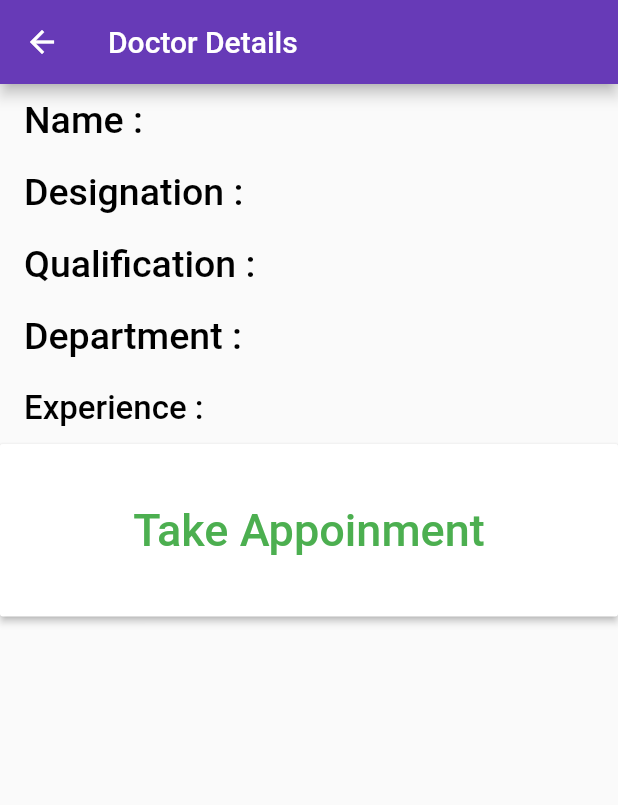
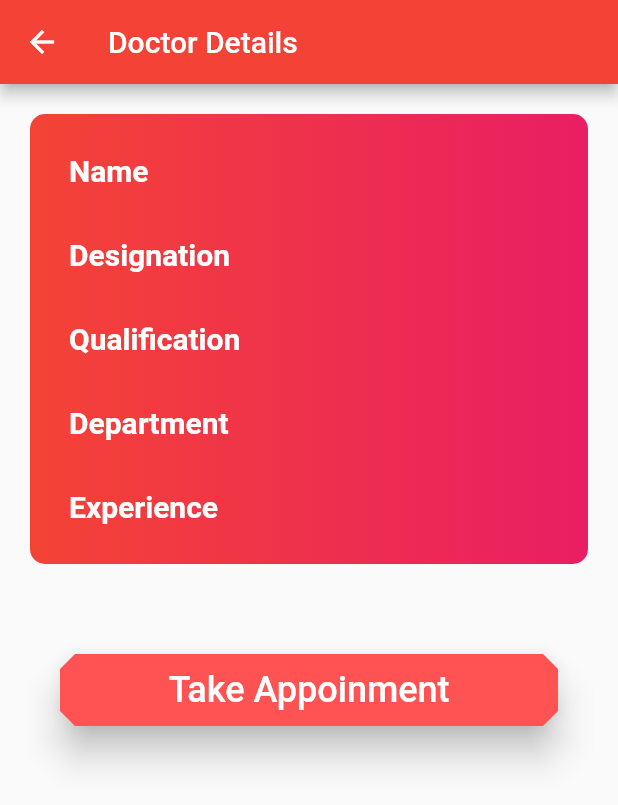
Before and after one commit to samrat19/Flutter_API_fetch, a Flutter app: the DetailsPart screen opened directly with empty values, on a phone screen of 412 x 824 dp. Shown: the top 805 px of the screen. Run offline on Flutter 3.47's test engine with Material 2 defaults, Android fonts, the phone set to English and light mode, and no system bars; our stand-ins replace firebase_core, firebase_database; accounts and stored records are empty; network calls fail.

Commit message:
Doctors details ui updated

```diff
--- /dev/null
+++ b/lib/customWidgets/doctorDetails.dart
@@ -0,0 +1,54 @@
+import 'package:flutter/material.dart';
+
+class CustomDoctorDetails extends StatelessWidget {
+  static const _fontSize = 20.0;
+  final List _details;
+
+  CustomDoctorDetails(this._details);
+
+  @override
+  Widget build(BuildContext context) {
+    return Container(
+      margin: EdgeInsets.all(20.0),
+      padding: EdgeInsets.all(10.0),
+      decoration: BoxDecoration(
+        color: Colors.redAccent,
+        gradient: LinearGradient(
+          colors: [Colors.red, Colors.pink],
+        ),
+        borderRadius: BorderRadius.circular(10.0)
+      ),
+      child: Column(
+        children: <Widget>[
+          customListTile("Name", _details[0]),
+          customListTile("Designation", _details[1]),
+          customListTile("Qualification", _details[2]),
+          customListTile("Department", _details[3]),
+          customListTile("Experience", _details[4]),
+        ],
+      ),
+    );
+  }
+
+  Widget customListTile(String title, String details) {
+    return ListTile(
+      leading: Text(
+        title,
+        textAlign: TextAlign.left,
+        style: TextStyle(
+          fontSize: _fontSize,
+          fontWeight: FontWeight.bold,
+          color: Colors.white
+        ),
+      ),
+      title: Text(
+        details,
+        textAlign: TextAlign.left,
+        style: TextStyle(
+            fontSize: _fontSize,
+            color: Colors.white
+        ),
+      ),
+    );
+  }
+}
--- a/lib/customWidgets/doctorsList.dart
+++ b/lib/customWidgets/doctorsList.dart
@@ -16,7 +16,7 @@ class CustomDoctorTile extends StatelessWidget {
         color: Colors.red[700],
         borderRadius: BorderRadius.circular(10.0),
         gradient: new LinearGradient(
-          colors: [Colors.red, Colors.pinkAccent],
+          colors: [Colors.red, Colors.pink],
         ),
       ),
       child: Center(
--- a/lib/departments/first.dart
+++ b/lib/departments/first.dart
@@ -57,7 +57,7 @@ class _HomePageState extends State<HomePage> {
   @override
   Widget build(BuildContext context) {
     return Container(
-      color: Colors.white70,
+      color: Colors.white10,
       child: isdataloaed ? ListView.builder(
         itemCount: data == null ? 0 : data.length,
         itemBuilder: (BuildContext context, int index) {
--- a/lib/doctor_details.dart
+++ b/lib/doctor_details.dart
@@ -2,6 +2,7 @@ import 'package:flutter/material.dart';
 
 import 'package:flutter_app_json_local/patient_form.dart';
 import 'package:flutter_app_json_local/datechoose.dart';
+import 'package:flutter_app_json_local/customWidgets/doctorDetails.dart';
 
 class DetailsPart extends StatefulWidget {
   final String title;
@@ -37,123 +38,48 @@ class _DetailsPartState extends State<DetailsPart> {
 
   @override
   Widget build(BuildContext context) {
+
+    List _details = [
+      title,
+      desig,
+      degree,
+      dept,
+      expo,
+      timing
+    ];
+
     return Scaffold(
+      appBar: AppBar(
+        title: Text("Doctor Details"),
+        backgroundColor: Colors.red,
+      ),
+      backgroundColor: Colors.white70,
       body: Material(
         child: ListView(
           children: <Widget>[
-            new MaterialButton(
-              onPressed: null,
-              child: Row(
-                children: <Widget>[
-                  Container(
-                    child: Text(
-                      "Name : ",
-                      style: TextStyle(color: Colors.black, fontSize: 25.0),
-                    ),
-                  ),
-                  Center(
-                    child: Text(
-                      title,
-                      style: TextStyle(color: Colors.red, fontSize: 25.0),
-                    ),
-                  )
-                ],
-              ),
-            ),
-            new MaterialButton(
-              onPressed: null,
-              child: Row(
-                children: <Widget>[
-                  Container(
-                    child: Text(
-                      "Designation : ",
-                      style: TextStyle(color: Colors.black, fontSize: 25.0),
-                    ),
-                  ),
-                  Center(
-                    child: Text(
-                      desig,
-                      style: TextStyle(color: Colors.blue, fontSize: 25.0),
-                    ),
-                  )
-                ],
-              ),
-            ),
-            new MaterialButton(
-              onPressed: null,
-              child: Row(
-                children: <Widget>[
-                  Container(
-                    child: Text(
-                      "Qualification : ",
-                      style: TextStyle(color: Colors.black, fontSize: 25.0),
-                    ),
-                  ),
-                  Center(
-                    child: Text(
-                      degree,
-                      style: TextStyle(color: Colors.teal, fontSize: 25.0),
-                    ),
-                  )
-                ],
-              ),
-            ),
-            new MaterialButton(
-              onPressed: null,
-              child: Row(
-                children: <Widget>[
-                  Container(
-                    child: Text(
-                      "Department : ",
-                      style: TextStyle(color: Colors.black, fontSize: 25.0),
-                    ),
-                  ),
-                  Center(
-                    child: Text(
-                      dept,
-                      style: TextStyle(color: Colors.green, fontSize: 25.0),
-                    ),
-                  )
-                ],
-              ),
-            ),
-            new MaterialButton(
-              onPressed: null,
-              child: Row(
-                children: <Widget>[
-                  Container(
-                    child: Text(
-                      "Experience : ",
-                      style: TextStyle(color: Colors.black, fontSize: 22.0),
-                    ),
-                  ),
-                  Center(
-                    child: Text(
-                      expo,
-                      style:
-                          TextStyle(color: Colors.deepPurple, fontSize: 20.0),
-                    ),
-                  )
-                ],
-              ),
-            ),
-            new MaterialButton(
-              onPressed: Patiententry,
-              padding: EdgeInsets.all(40.0),
-              color: Colors.white,
-              splashColor: Colors.lightBlue,
-              child: Text(
-                "Take Appoinment",
-                style: TextStyle(color: Colors.green, fontSize: 30.0),
-              ),
-            )
+            CustomDoctorDetails(_details),
+            _appoinmentButton(),
           ],
         ),
       ),
-      appBar: AppBar(
-        title: Text("Doctor Details"),
-        backgroundColor: Colors.deepPurple,
-      ),
     );
   }
+
+  Widget _appoinmentButton() => Padding(
+    padding: const EdgeInsets.all(40.0),
+    child: RaisedButton(
+      color: Colors.redAccent,
+      splashColor: Colors.pinkAccent,
+      elevation: 10.0,
+      shape: BeveledRectangleBorder(
+        borderRadius: BorderRadius.circular(10.0),
+      ),
+      onPressed: Patiententry,
+      padding: EdgeInsets.all(10.0),
+      child: Text(
+        "Take Appoinment",
+        style: TextStyle(color: Colors.white, fontSize: 24.0),
+      ),
+    ),
+  );
 }
```
